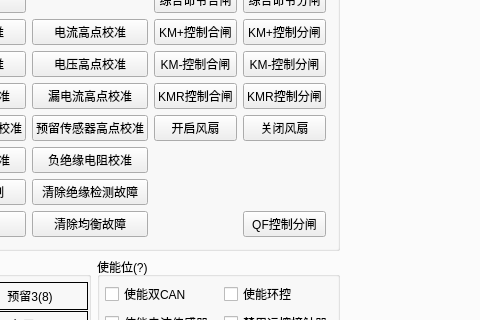
The window that views/bmsview/bmsview.ui (Shogpe/bmsTool) describes before a commit, drawn with Qt 5; both pictures show x 414 to 894 and y 97 to 417 of the 1128 by 624 pixel window.
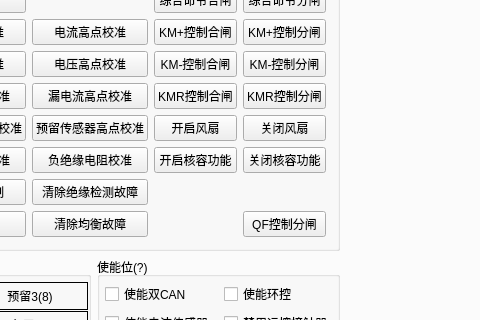
The same window after the commit. The open tabs and pages were chosen to show the change. Custom widgets are drawn as their Qt base class.

Patch:
```diff
--- a/views/bmsview/bmsview.ui
+++ b/views/bmsview/bmsview.ui
@@ -7536,6 +7536,32 @@
             </property>
            </widget>
           </item>
+          <item row="6" column="6">
+           <widget class="QPushButton" name="btnHeRongON">
+            <property name="sizePolicy">
+             <sizepolicy hsizetype="Preferred" vsizetype="Fixed">
+              <horstretch>0</horstretch>
+              <verstretch>0</verstretch>
+             </sizepolicy>
+            </property>
+            <property name="text">
+             <string>开启核容功能</string>
+            </property>
+           </widget>
+          </item>
+          <item row="6" column="7">
+           <widget class="QPushButton" name="btnHeRongOFF">
+            <property name="sizePolicy">
+             <sizepolicy hsizetype="Preferred" vsizetype="Fixed">
+              <horstretch>0</horstretch>
+              <verstretch>0</verstretch>
+             </sizepolicy>
+            </property>
+            <property name="text">
+             <string>关闭核容功能</string>
+            </property>
+           </widget>
+          </item>
          </layout>
         </widget>
        </item>
```
Left out of the diff: 11 changed lines with no effect on the pictures.
